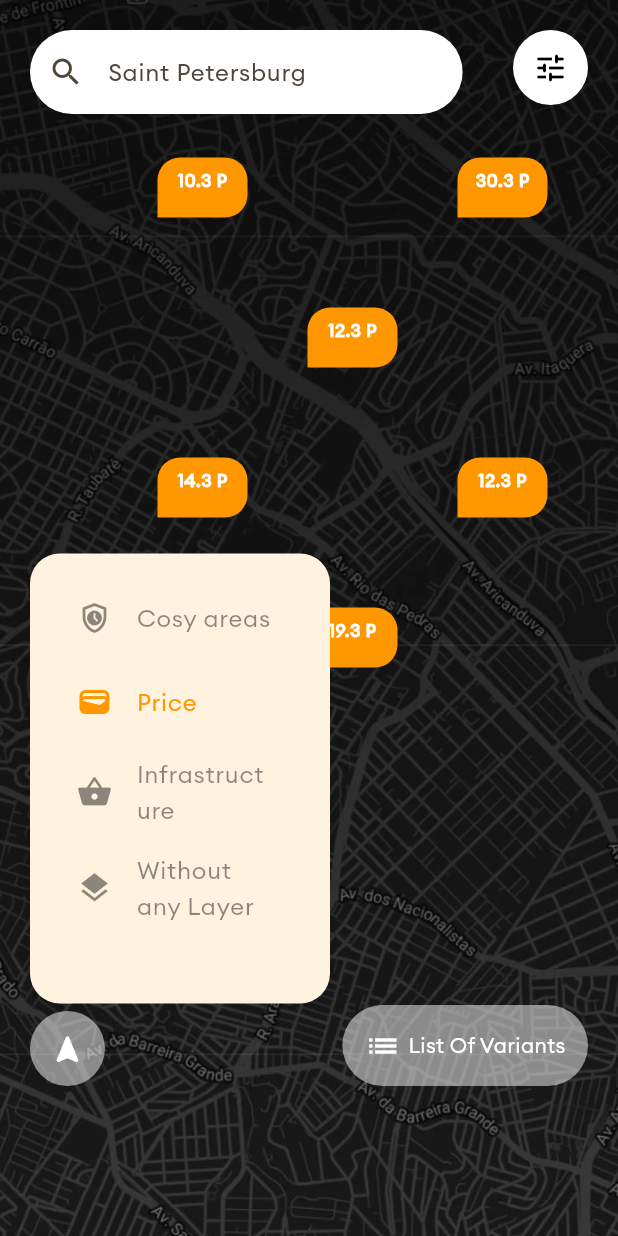
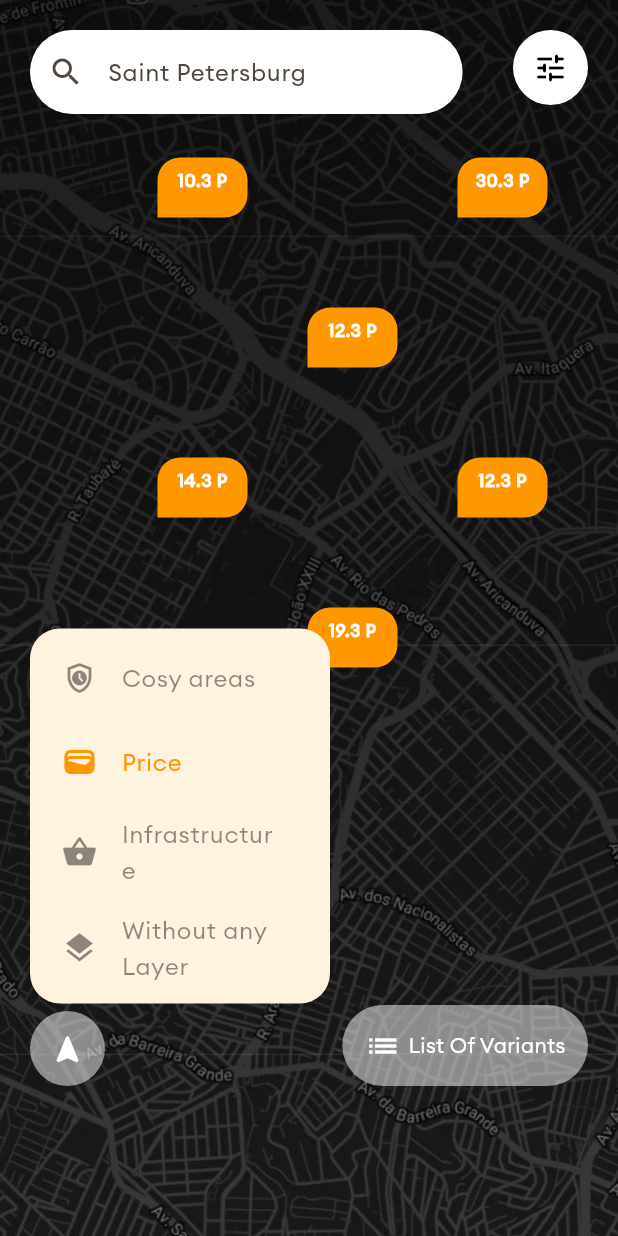
Before and after one commit to isaanyoha/real_estate_app_1, a Flutter app: the SearchPage screen opened directly, after a tap on the "wallet" icon, on a phone screen of 412 x 824 dp. Run offline on Flutter 3.47's test engine with Material 3 defaults, Android fonts, the phone set to English and light mode, and no system bars.

Commit message:
Commit 9

```diff
--- a/lib/BubbleWidget1.dart
+++ b/lib/BubbleWidget1.dart
@@ -19,19 +19,42 @@ class BubbleWidget1 extends StatefulWidget {
 class _BubbleWidget1State extends State<BubbleWidget1> {
   int id1 = 0;
   bool isIcon = false; // Flag to determine whether to show an icon
-  double _opacity = 0.0;
+  double _opacity = 1.0;
+  bool _showNewContent = false;
 
   @override
   void initState() {
     super.initState();
-    id1 = widget.id1 ?? 1; // Set default id1 to 1 if null
-    isIcon = widget.isIcon ?? false; // Initialize isIcon
+    isIcon = widget.isIcon ?? false;
 
-    // Simulate a delay before starting the fade-in effect
-    Future.delayed(Duration(milliseconds: 1500), () {
+    WidgetsBinding.instance.addPostFrameCallback((_) {
+      _handleOpacityChange();
+    });
+  }
+
+  @override
+  void didUpdateWidget(covariant BubbleWidget1 oldWidget) {
+    super.didUpdateWidget(oldWidget);
+
+    // Check if isIcon has changed
+    if (oldWidget.isIcon != widget.isIcon) {
+      _handleOpacityChange();
+    }
+  }
+
+  void _handleOpacityChange() {
+    // Step 1: Fade out the old content
+    setState(() {
+      _opacity = 0.0;
+    });
+
+    // Step 2: Wait for the fade out to complete, then switch content and fade in
+    Future.delayed(Duration(milliseconds: 500), () {
       if (mounted) {
         setState(() {
-          _opacity = 1.0;
+          isIcon = widget.isIcon ?? false;
+          _showNewContent = true; // Show new content after fade-out
+          _opacity = 1.0; // Fade in the new content
         });
       }
     });
@@ -42,7 +65,6 @@ class _BubbleWidget1State extends State<BubbleWidget1> {
     String text1 = "";
 
     id1 = widget.id1 ?? 1;
-    isIcon = widget.isIcon ?? false;
 
     if (id1 == 1) {
       text1 = "10.3";
@@ -61,40 +83,41 @@ class _BubbleWidget1State extends State<BubbleWidget1> {
     return Padding(
       padding: const EdgeInsets.all(5),
       child: Stack(
-        alignment: Alignment.center, // Center align children within the Stack
+        alignment: Alignment.center,
         children: [
-          // Animated container to manage width change
           AnimatedContainer(
-            duration: const Duration(milliseconds: 300), // Animation duration
-            width: isIcon ? 40 : 60, // Adjust the width based on isIcon
-            height: 40, // Fixed height for the chat bubble
+            duration: const Duration(milliseconds: 300),
+            width: isIcon ? 40 : 60,
+            height: 40,
             decoration: BoxDecoration(
               color: Colors.orange,
               borderRadius: BorderRadius.only(
-                topLeft: Radius.circular(15), // Rounded top-left
-                topRight: Radius.circular(15), // Rounded top-right
-                bottomRight: Radius.circular(15), // Rounded bottom-right
-                bottomLeft: Radius.zero, // No radius for bottom-left
+                topLeft: Radius.circular(15),
+                topRight: Radius.circular(15),
+                bottomRight: Radius.circular(15),
+                bottomLeft: Radius.zero,
               ),
             ),
             child: Center(
               child: Padding(
-                padding: const EdgeInsets.only(bottom: 10), // Adjust bottom padding if necessary
+                padding: const EdgeInsets.only(bottom: 10),
                 child: TweenAnimationBuilder<double>(
                   tween: Tween<double>(begin: 0.0, end: _opacity),
                   duration: const Duration(milliseconds: 300),
                   builder: (context, opacity, child) {
                     return Opacity(
                       opacity: opacity,
-                      child: isIcon
-                          ? Icon(Icons.house, color: Colors.white, size: 20) // Show icon if isIcon is true
+                      child: _showNewContent
+                          ? (isIcon
+                          ? Icon(Icons.house, color: Colors.white, size: 20)
                           : Text(
                         text1 + " P",
                         style: const TextStyle(
                             color: Colors.white,
                             fontSize: 12,
                             fontWeight: FontWeight.w900),
-                      ), // Show text if isIcon is false
+                      ))
+                          : null, // Show nothing during fade out
                     );
                   },
                 ),
--- a/lib/SearchPage.dart
+++ b/lib/SearchPage.dart
@@ -291,16 +291,19 @@ class _SearchPageState extends State<SearchPage> with TickerProviderStateMixin {
       ),
     );
   }
+
   Widget _buildListItems() {
     return Container(
-      padding: const EdgeInsets.all(15),
+      padding: const EdgeInsets.all(5),
       decoration: BoxDecoration(
         color: Colors.orange[50],
         borderRadius: BorderRadius.circular(20),
       ),
-      height: 300, // Set a fixed height for the list container
-      child: SingleChildScrollView( // Wrap the Column with SingleChildScrollView
+      // Remove height constraint so that the container adapts to content
+      child: SingleChildScrollView(
+        scrollDirection: Axis.vertical, // Scroll horizontally if needed
         child: Column(
+          crossAxisAlignment: CrossAxisAlignment.start, // Align content to the start
           children: _items.asMap().entries.map((entry) {
             int index = entry.key;
             Map<String, dynamic> item = entry.value;
@@ -313,16 +316,10 @@ class _SearchPageState extends State<SearchPage> with TickerProviderStateMixin {
                 await _listController.reverse();
                 _showList = false;
 
-                if (_selectedIndex == 3) {
-                  isIcon = true;
-                } else {
-                  isIcon = false;
-                }
+                isIcon = (_selectedIndex == 3);
 
                 setState(() {});
               },
-              child: Container(
-                margin: const EdgeInsets.symmetric(vertical: 0),
               child: ListTile(
                 leading: Icon(
                   item['icon'],
@@ -333,11 +330,11 @@ class _SearchPageState extends State<SearchPage> with TickerProviderStateMixin {
                   style: TextStyle(color: isSelected ? Colors.orange : Colors.black45),
                 ),
               ),
-              ),
             );
           }).toList(),
         ),
       ),
     );
   }
+
 }
```
Lines whose indentation alone changed are shown as unchanged.
